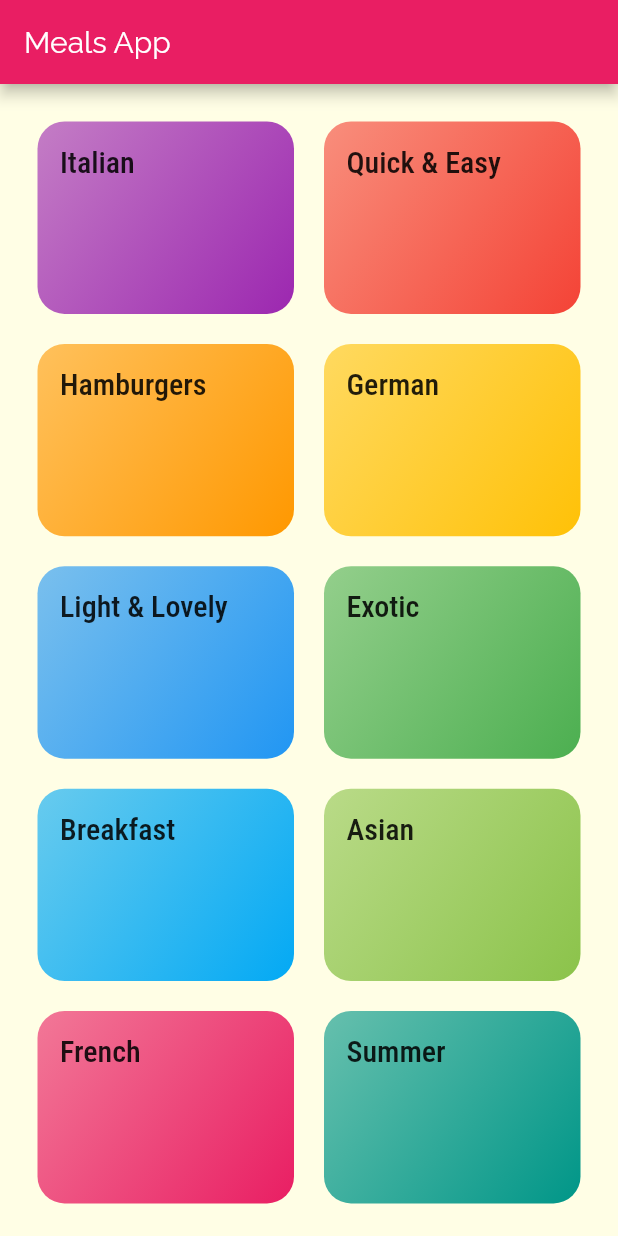
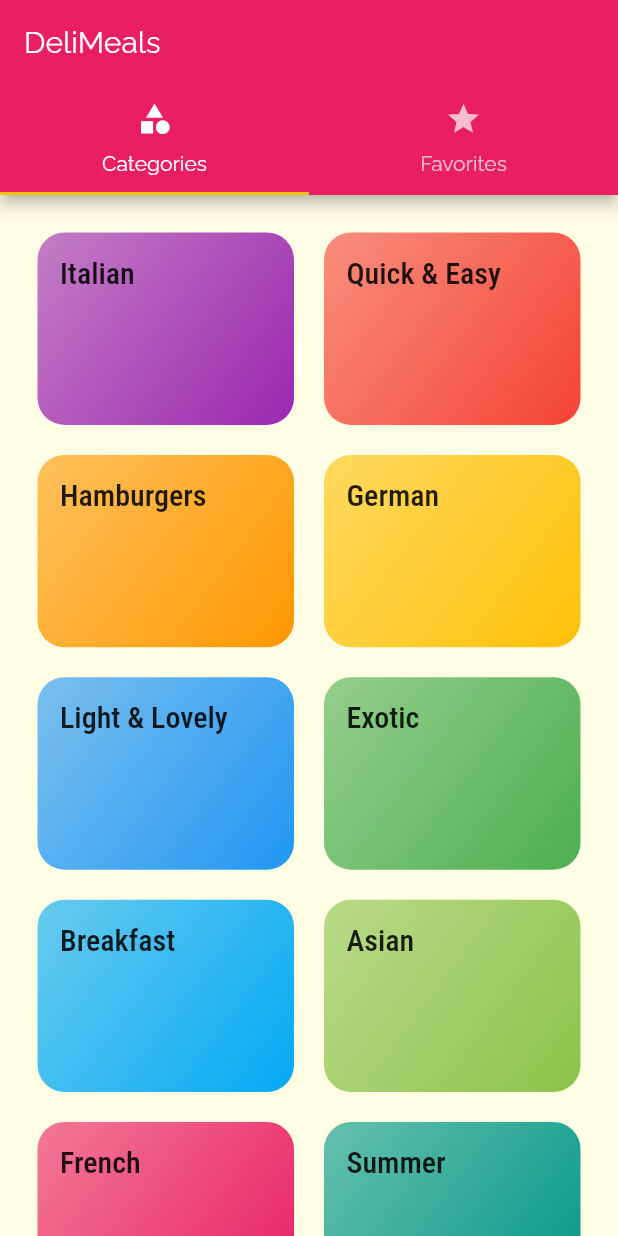
Before and after one commit to ankanSikdar/flutter-meals-app, a Flutter app: the screen it shows after launch, on a phone screen of 412 x 824 dp. Run offline on Flutter 3.47's test engine with Material 2 defaults, Android fonts, the phone set to English and light mode, and no system bars; Roboto replaces fonts that are missing (Roboto Condensed).

Commit message:
Experimented with Top TabBar

```diff
--- a/lib/main.dart
+++ b/lib/main.dart
@@ -1,7 +1,7 @@
 import 'package:flutter/material.dart';
-import 'package:meals_app/screens/categories_screen.dart';
 import 'package:meals_app/screens/category_meals_screen.dart';
 import 'package:meals_app/screens/meal_details_screen.dart';
+import 'package:meals_app/screens/tabs_screen.dart';
 
 void main() {
   runApp(MyApp());
@@ -32,7 +32,7 @@ class MyApp extends StatelessWidget {
       ),
       initialRoute: '/',
       routes: {
-        '/': (context) => CategoriesScreen(),
+        '/': (context) => TabsScreen(),
         '/category-meals': (context) => CategoryMealsScreen(),
         '/meal-details': (context) => MealDetailsScreen(),
       },
--- a/lib/screens/categories_screen.dart
+++ b/lib/screens/categories_screen.dart
@@ -6,9 +6,6 @@ class CategoriesScreen extends StatelessWidget {
   @override
   Widget build(BuildContext context) {
     return Scaffold(
-      appBar: AppBar(
-        title: Text('Meals App'),
-      ),
       body: GridView(
         children: DUMMY_CATEGORIES.map((category) {
           return CategoryItem(
--- /dev/null
+++ b/lib/screens/favorites_screen.dart
@@ -0,0 +1,12 @@
+import 'package:flutter/material.dart';
+
+class FavoritesScreen extends StatelessWidget {
+  @override
+  Widget build(BuildContext context) {
+    return Container(
+      child: Center(
+        child: Text('Favorites'),
+      ),
+    );
+  }
+}
--- /dev/null
+++ b/lib/screens/tabs_screen.dart
@@ -0,0 +1,38 @@
+import 'package:flutter/material.dart';
+import 'package:meals_app/screens/categories_screen.dart';
+import 'package:meals_app/screens/favorites_screen.dart';
+
+class TabsScreen extends StatefulWidget {
+  @override
+  _TabsScreenState createState() => _TabsScreenState();
+}
+
+class _TabsScreenState extends State<TabsScreen> {
+  @override
+  Widget build(BuildContext context) {
+    return DefaultTabController(
+      length: 2,
+      child: Scaffold(
+        appBar: AppBar(
+          title: Text('DeliMeals'),
+          bottom: TabBar(
+            tabs: [
+              Tab(
+                icon: Icon(Icons.category),
+                text: 'Categories',
+              ),
+              Tab(
+                icon: Icon(Icons.star),
+                text: 'Favorites',
+              )
+            ],
+          ),
+        ),
+        body: TabBarView(children: [
+          CategoriesScreen(),
+          FavoritesScreen(),
+        ]),
+      ),
+    );
+  }
+}
```
